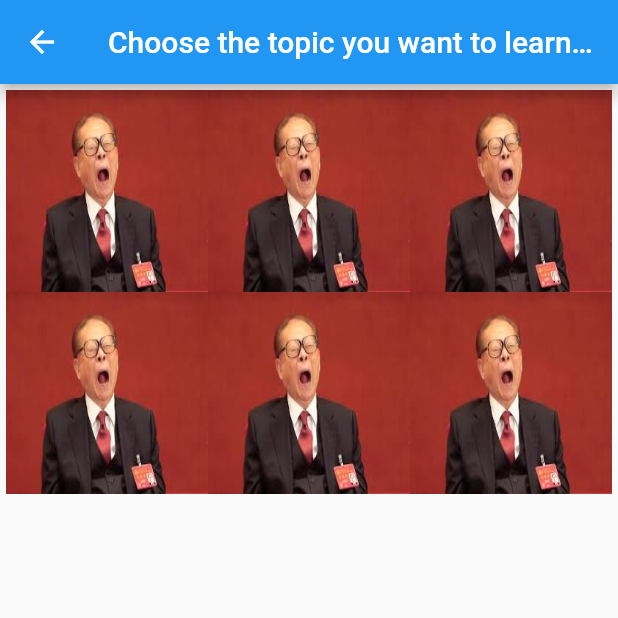
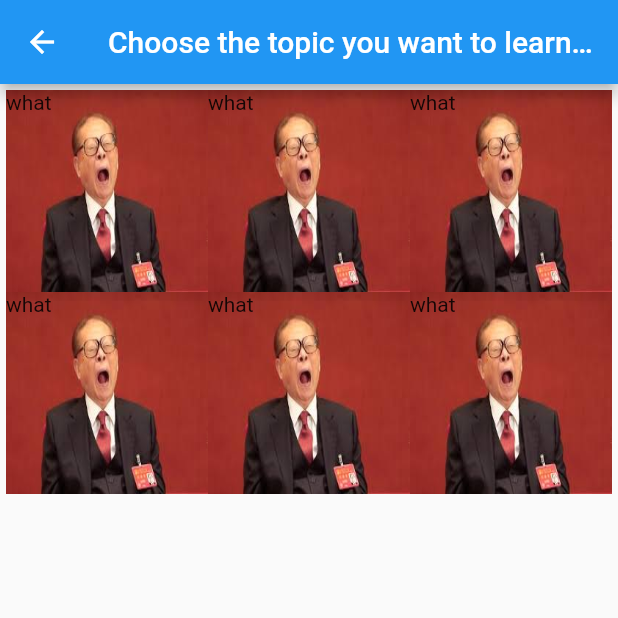
Before and after one commit to FishermanVan/Buffer-like-Buffet-HackMit-2020-, a Flutter app: the TopicsPage screen opened directly, on a phone screen of 412 x 824 dp, the top half of it. Run offline on Flutter 3.47's test engine with Material 2 defaults, Android fonts, the phone set to English and light mode, and no system bars.

Commit message:
text in pic

```diff
--- a/HackMit/lib/main.dart
+++ b/HackMit/lib/main.dart
@@ -70,6 +70,7 @@ class TopicsPage extends StatelessWidget { //The page where user selects differn
 
           },
           child: Container(
+            child: Text('what'),
              height: 120.0,
              width: 120.0,
               decoration: BoxDecoration(
```
